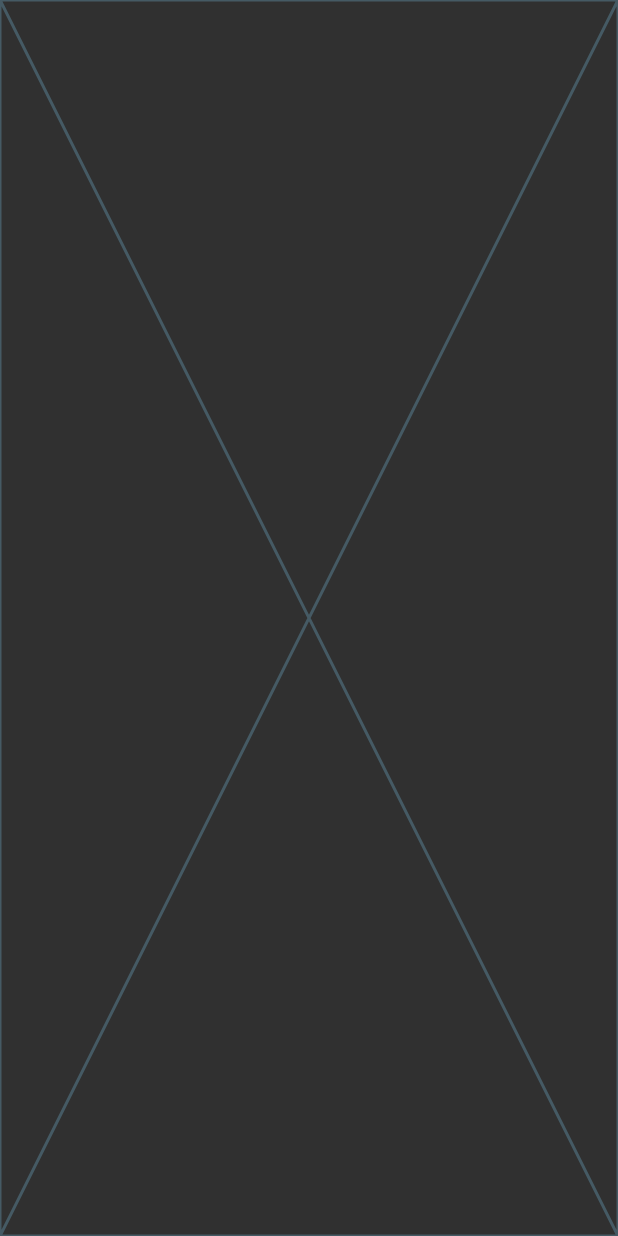
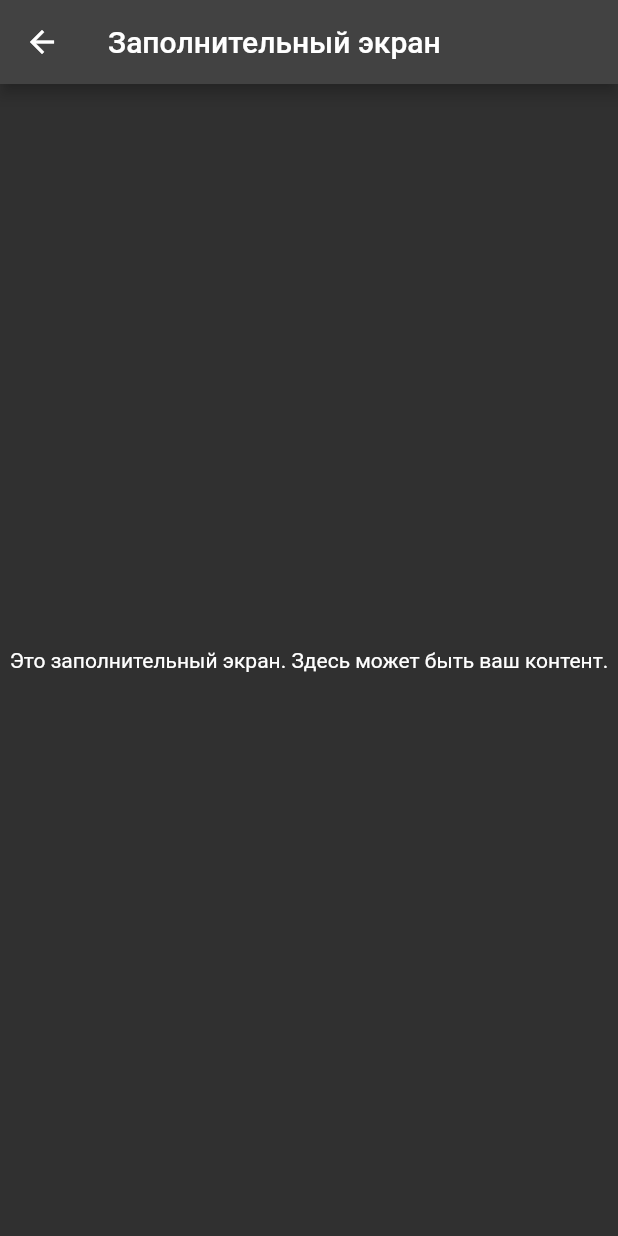
Before and after one commit to egerin11/my_first_app, a Flutter app: the screen it shows after launch, after a tap on "Избранное", on a phone screen of 412 x 824 dp. Run offline on Flutter 3.47's test engine with Material 2 defaults, Android fonts, the phone set to English and light mode, and no system bars.

```diff
--- a/lib/ui/navigation/main_navigation.dart
+++ b/lib/ui/navigation/main_navigation.dart
@@ -5,11 +5,19 @@ import 'package:learn_app/ui/screens/user_profile.dart';
 abstract class NavigationRouts {
   static const String settingsScreen = '/settings';
   static const String placeholderScreen = '/settings/placeholder';
+  static const String favorites = '/settings/favorites';
+  static const String calls = '/settings/calls';
+  static const String devices = '/settings/devices';
+  static const String folderWithChats = '/settings/folderWithChats';
 }
 
 class MainNavigation {
   Map<String, WidgetBuilder> routes = {
     NavigationRouts.settingsScreen: (context) => const SettingsScreen(),
     NavigationRouts.placeholderScreen: (context) => const PlaceholderScreen(),
+    NavigationRouts.favorites: (context) => const FavoritesSreen(),
+    NavigationRouts.calls: (context) => const CallsSreen(),
+    NavigationRouts.devices: (context) => const DevicesSreen(),
+    NavigationRouts.folderWithChats: (context) => const FolderWithChatsSreen(),
   };
 }
--- a/lib/ui/screens/placeholder_screen.dart
+++ b/lib/ui/screens/placeholder_screen.dart
@@ -8,3 +8,55 @@ class PlaceholderScreen extends StatelessWidget {
     return const Scaffold(body: Placeholder());
   }
 }
+
+class FavoritesSreen extends StatelessWidget {
+  const FavoritesSreen({super.key});
+  @override
+  Widget build(BuildContext context) {
+    return Scaffold(
+      appBar: AppBar(title: const Text('Заполнительный экран')),
+      body: const Center(
+        child: Text('Это заполнительный экран. Здесь может быть ваш контент.'),
+      ),
+    );
+  }
+}
+
+class CallsSreen extends StatelessWidget {
+  const CallsSreen({super.key});
+  @override
+  Widget build(BuildContext context) {
+    return Scaffold(
+      appBar: AppBar(title: const Text('Заполнительный экран')),
+      body: const Center(
+        child: Text('Это заполнительный экран. Здесь может быть ваш контент.'),
+      ),
+    );
+  }
+}
+
+class DevicesSreen extends StatelessWidget {
+  const DevicesSreen({super.key});
+  @override
+  Widget build(BuildContext context) {
+    return Scaffold(
+      appBar: AppBar(title: const Text('Заполнительный экран')),
+      body: const Center(
+        child: Text('Это заполнительный экран. Здесь может быть ваш контент.'),
+      ),
+    );
+  }
+}
+
+class FolderWithChatsSreen extends StatelessWidget {
+  const FolderWithChatsSreen({super.key});
+  @override
+  Widget build(BuildContext context) {
+    return Scaffold(
+      appBar: AppBar(title: const Text('Заполнительный экран')),
+      body: const Center(
+        child: Text('Это заполнительный экран. Здесь может быть ваш контент.'),
+      ),
+    );
+  }
+}
--- a/lib/ui/screens/user_profile.dart
+++ b/lib/ui/screens/user_profile.dart
@@ -70,29 +70,25 @@ class SettingsScreen extends StatelessWidget {
             leading: const Icon(Icons.favorite),
             title: const Text('Избранное'),
             onTap: () {
-              Navigator.of(context)
-                  .pushNamed(NavigationRouts.placeholderScreen);
+              Navigator.of(context).pushNamed(NavigationRouts.favorites);
             }),
         MenuWidgetItem(
             leading: const Icon(Icons.call),
             title: const Text('Звонки'),
             onTap: () {
-              Navigator.of(context)
-                  .pushNamed(NavigationRouts.placeholderScreen);
+              Navigator.of(context).pushNamed(NavigationRouts.calls);
             }),
         MenuWidgetItem(
             leading: const Icon(Icons.computer),
             title: const Text('Устройства'),
             onTap: () {
-              Navigator.of(context)
-                  .pushNamed(NavigationRouts.placeholderScreen);
+              Navigator.of(context).pushNamed(NavigationRouts.devices);
             }),
         MenuWidgetItem(
             leading: const Icon(Icons.folder),
             title: const Text('Папка с чатами'),
             onTap: () {
-              Navigator.of(context)
-                  .pushNamed(NavigationRouts.placeholderScreen);
+              Navigator.of(context).pushNamed(NavigationRouts.folderWithChats);
             }),
       ];
 
```
